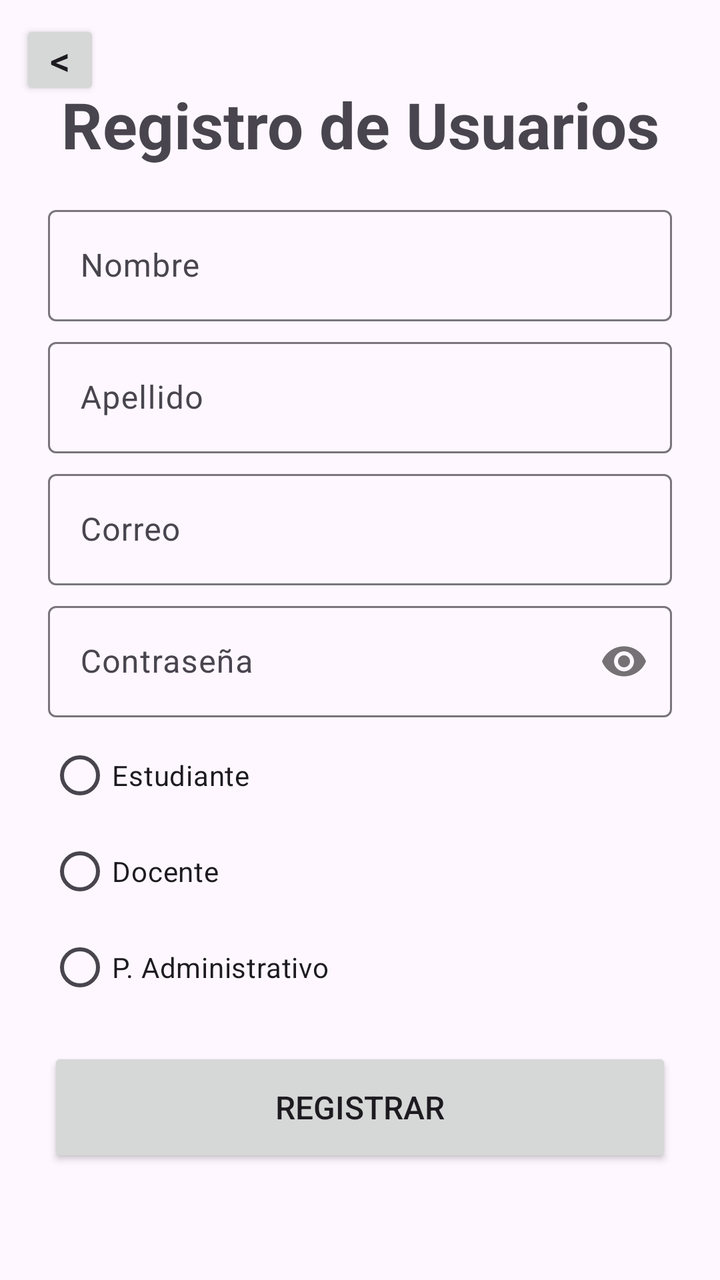
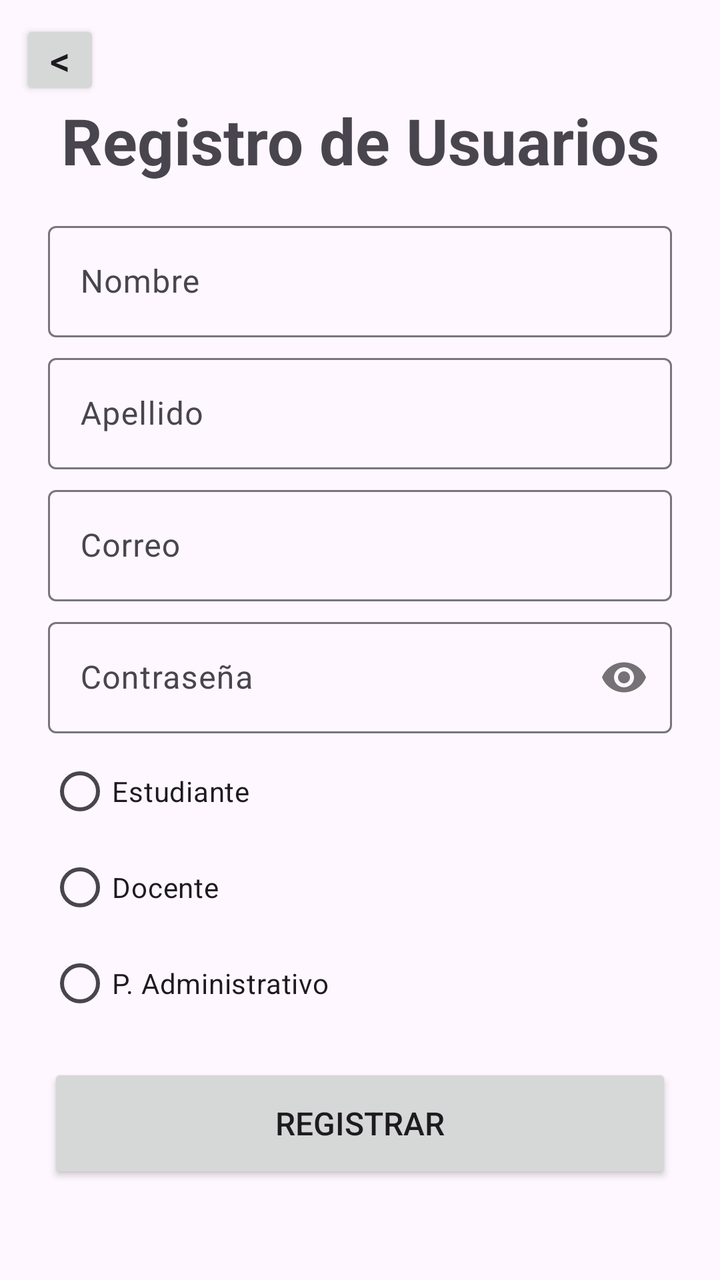

Screens rendered from an Android XML layout before and after an edit, with the pre-edit source and the edit as a unified diff.
<!-- AndroidManifest.xml: application theme Theme.CesarYJuanClaudio -->
<!-- res/layout/activity_register.xml -->
<?xml version="1.0" encoding="utf-8"?>
<androidx.constraintlayout.widget.ConstraintLayout xmlns:android="http://schemas.android.com/apk/res/android"
    xmlns:app="http://schemas.android.com/apk/res-auto"
    xmlns:tools="http://schemas.android.com/tools"
    android:id="@+id/main"
    android:layout_width="match_parent"
    android:layout_height="match_parent"
    tools:context=".view.RegisterActivity">

    <Button
        android:id="@+id/btn_retroceder"
        android:layout_width="40dp"
        android:layout_height="40dp"
        android:text="@string/retroceder"
        android:textSize="20sp"
        android:padding="0dp"
        android:insetTop="0dp"
        android:insetBottom="0dp"
        android:minWidth="0dp"
        android:minHeight="0dp"
        android:gravity="center"
        app:cornerRadius="24dp"
        app:layout_constraintStart_toStartOf="parent"
        app:layout_constraintTop_toTopOf="parent"
        android:layout_marginTop="10dp"
        android:layout_marginStart="10dp"/>

    <TextView
        android:id="@+id/tv_titulo"
        android:layout_width="wrap_content"
        android:layout_height="wrap_content"

        android:text="Registro de Usuarios"

        android:layout_marginBottom="16dp"

        app:layout_constraintEnd_toEndOf="parent"
        app:layout_constraintStart_toStartOf="parent"

        android:textSize="32sp"
        android:textStyle="bold"

        app:layout_constraintTop_toTopOf="parent"
        app:layout_constraintBottom_toTopOf="@+id/til_nombre"
        app:layout_constraintVertical_chainStyle="packed"
        />

    <com.google.android.material.textfield.TextInputLayout
        android:id="@+id/til_nombre"

        app:layout_constraintEnd_toEndOf="parent"
        app:layout_constraintStart_toStartOf="parent"

        android:visibility="visible"

        android:layout_width="match_parent"
        android:layout_height="wrap_content"

        android:layout_marginHorizontal="24dp"

        android:layout_marginBottom="5dp"

        app:layout_constraintTop_toBottomOf="@+id/tv_titulo"
        app:layout_constraintBottom_toTopOf="@+id/til_apellido"
        >

        <com.google.android.material.textfield.TextInputEditText
            android:id="@+id/et_nombre"
            android:layout_width="match_parent"
            android:layout_height="wrap_content"

            android:hint="Nombre"

            android:inputType="text"
            />
    </com.google.android.material.textfield.TextInputLayout>

    <com.google.android.material.textfield.TextInputLayout
        android:id="@+id/til_apellido"

        app:layout_constraintEnd_toEndOf="parent"
        app:layout_constraintStart_toStartOf="parent"

        android:visibility="visible"

        android:layout_width="match_parent"
        android:layout_height="wrap_content"

        android:layout_marginBottom="5dp"

        android:layout_marginHorizontal="24dp"

        app:layout_constraintTop_toBottomOf="@+id/til_nombre"
        app:layout_constraintBottom_toTopOf="@+id/til_correo"
        >

        <com.google.android.material.textfield.TextInputEditText
            android:id="@+id/et_apellido"
            android:layout_width="match_parent"
            android:layout_height="wrap_content"

            android:hint="Apellido"

            android:inputType="text"
            />
    </com.google.android.material.textfield.TextInputLayout>

    <com.google.android.material.textfield.TextInputLayout
        android:id="@+id/til_correo"

        app:layout_constraintEnd_toEndOf="parent"
        app:layout_constraintStart_toStartOf="parent"

        android:visibility="visible"

        android:layout_marginBottom="5dp"

        android:layout_width="match_parent"
        android:layout_height="wrap_content"

        android:layout_marginHorizontal="24dp"

        app:layout_constraintTop_toBottomOf="@+id/til_apellido"
        app:layout_constraintBottom_toTopOf="@+id/til_contrasena"
        >

        <com.google.android.material.textfield.TextInputEditText
            android:id="@+id/et_correo"
            android:layout_width="match_parent"
            android:layout_height="wrap_content"

            android:hint="Correo"

            android:inputType="textEmailAddress"
            />
    </com.google.android.material.textfield.TextInputLayout>

    <com.google.android.material.textfield.TextInputLayout
        android:id="@+id/til_contrasena"

        app:layout_constraintEnd_toEndOf="parent"
        app:layout_constraintStart_toStartOf="parent"

        android:visibility="visible"

        android:layout_marginBottom="5dp"

        android:layout_width="match_parent"
        android:layout_height="wrap_content"

        android:layout_marginHorizontal="24dp"

        app:passwordToggleEnabled="true"

        app:layout_constraintTop_toBottomOf="@+id/til_correo"
        app:layout_constraintBottom_toTopOf="@+id/til_codigoEstudiante"
        >

        <com.google.android.material.textfield.TextInputEditText
            android:id="@+id/et_contrasena"

            android:layout_width="match_parent"
            android:layout_height="wrap_content"

            android:hint="Contraseña"

            android:inputType="textPassword"
            />
    </com.google.android.material.textfield.TextInputLayout>

    <com.google.android.material.textfield.TextInputLayout
        android:id="@+id/til_codigoEstudiante"

        app:layout_constraintEnd_toEndOf="parent"
        app:layout_constraintStart_toStartOf="parent"

        android:visibility="gone"

        android:layout_width="match_parent"
        android:layout_height="wrap_content"

        android:layout_marginBottom="5dp"

        android:layout_marginHorizontal="24dp"

        app:layout_constraintTop_toBottomOf="@+id/til_contrasena"
        app:layout_constraintBottom_toTopOf="@+id/til_carrera"
        >

        <com.google.android.material.textfield.TextInputEditText
            android:id="@+id/et_codigoEstudiante"
            android:layout_width="match_parent"
            android:layout_height="wrap_content"

            android:hint="Código Estudiante"

            android:inputType="text"
            />
    </com.google.android.material.textfield.TextInputLayout>

    <com.google.android.material.textfield.TextInputLayout
        android:id="@+id/til_carrera"

        app:layout_constraintEnd_toEndOf="parent"
        app:layout_constraintStart_toStartOf="parent"

        android:visibility="gone"

        android:layout_width="match_parent"
        android:layout_height="wrap_content"

        android:layout_marginHorizontal="24dp"

        app:layout_constraintTop_toBottomOf="@+id/til_codigoEstudiante"
        app:layout_constraintBottom_toTopOf="@+id/til_codigoDocente"
        >

        <com.google.android.material.textfield.TextInputEditText
            android:id="@+id/et_carrera"
            android:layout_width="match_parent"
            android:layout_height="wrap_content"

            android:hint="Carrera"

            android:inputType="text"
            />
    </com.google.android.material.textfield.TextInputLayout>

    <com.google.android.material.textfield.TextInputLayout
        android:id="@+id/til_codigoDocente"
        app:layout_constraintEnd_toEndOf="parent"
        app:layout_constraintStart_toStartOf="parent"

        android:visibility="gone"

        android:layout_width="match_parent"
        android:layout_height="wrap_content"

        android:layout_marginBottom="5dp"

        android:layout_marginHorizontal="24dp"

        app:layout_constraintTop_toBottomOf="@+id/til_carrera"
        app:layout_constraintBottom_toTopOf="@+id/til_facultad"
        >

        <com.google.android.material.textfield.TextInputEditText
            android:id="@+id/et_codigoDocente"
            android:layout_width="match_parent"
            android:layout_height="wrap_content"

            android:hint="Código Docente"

            android:inputType="text"
            />
    </com.google.android.material.textfield.TextInputLayout>

    <com.google.android.material.textfield.TextInputLayout
        android:id="@+id/til_facultad"

        app:layout_constraintEnd_toEndOf="parent"
        app:layout_constraintStart_toStartOf="parent"

        android:visibility="gone"

        android:layout_width="match_parent"
        android:layout_height="wrap_content"

        android:layout_marginHorizontal="24dp"

        app:layout_constraintTop_toBottomOf="@+id/til_codigoDocente"
        app:layout_constraintBottom_toTopOf="@+id/til_codigoPersonal"
        >

        <com.google.android.material.textfield.TextInputEditText
            android:id="@+id/et_facultad"
            android:layout_width="match_parent"
            android:layout_height="wrap_content"

            android:hint="Facultad"

            android:inputType="text"
            />
    </com.google.android.material.textfield.TextInputLayout>

    <com.google.android.material.textfield.TextInputLayout
        android:id="@+id/til_codigoPersonal"
        app:layout_constraintEnd_toEndOf="parent"
        app:layout_constraintStart_toStartOf="parent"

        android:visibility="gone"

        android:layout_width="match_parent"
        android:layout_height="wrap_content"

        android:layout_marginBottom="5dp"

        android:layout_marginHorizontal="24dp"

        app:layout_constraintTop_toBottomOf="@+id/til_facultad"
        app:layout_constraintBottom_toTopOf="@+id/til_area"
        >

        <com.google.android.material.textfield.TextInputEditText
            android:id="@+id/et_codigoPersonal"
            android:layout_width="match_parent"
            android:layout_height="wrap_content"

            android:hint="Código Personal"

            android:inputType="text"
            />
    </com.google.android.material.textfield.TextInputLayout>

    <com.google.android.material.textfield.TextInputLayout
        android:id="@+id/til_area"
        app:layout_constraintEnd_toEndOf="parent"
        app:layout_constraintStart_toStartOf="parent"

        android:visibility="gone"

        android:layout_width="match_parent"
        android:layout_height="wrap_content"

        android:layout_marginHorizontal="24dp"

        app:layout_constraintTop_toBottomOf="@+id/til_codigoPersonal"
        app:layout_constraintBottom_toTopOf="@+id/rg_usuario"
        >

        <com.google.android.material.textfield.TextInputEditText
            android:id="@+id/et_area"
            android:layout_width="match_parent"
            android:layout_height="wrap_content"

            android:hint="Área"

            android:inputType="text"
            />
    </com.google.android.material.textfield.TextInputLayout>

    <RadioGroup
        android:id="@+id/rg_usuario"
        android:layout_width="match_parent"
        android:layout_height="wrap_content"
        android:layout_marginHorizontal="24dp"
        app:layout_constraintStart_toStartOf="parent"
        app:layout_constraintEnd_toEndOf="parent"
        app:layout_constraintTop_toBottomOf="@+id/til_area"
        app:layout_constraintBottom_toTopOf="@+id/btn_bloquear">

        <RadioButton
            android:id="@+id/rb_estudiante"
            android:layout_width="wrap_content"
            android:layout_height="wrap_content"
            android:text="Estudiante" />

        <RadioButton
            android:id="@+id/rb_docente"
            android:layout_width="wrap_content"
            android:layout_height="wrap_content"
            android:text="Docente" />

        <RadioButton
            android:id="@+id/rb_pAdministrativo"
            android:layout_width="wrap_content"
            android:layout_height="wrap_content"
            android:text="P. Administrativo" />
    </RadioGroup>

    <Button
        android:id="@+id/btn_bloquear"
        android:layout_width="0dp"
        android:layout_height="60dp"
        android:layout_marginHorizontal="24dp"
        android:layout_marginTop="16dp"
        android:text="Bloquear"
        android:textSize="16sp"
        android:textStyle="normal"
        android:visibility="gone"
        app:layout_constraintTop_toBottomOf="@+id/rg_usuario"
        app:layout_constraintBottom_toTopOf="@+id/btn_registrar"
        app:layout_constraintStart_toStartOf="parent"
        app:layout_constraintEnd_toEndOf="parent" />

    <Button
        android:id="@+id/btn_activar"
        android:layout_width="0dp"
        android:layout_height="60dp"
        android:layout_marginHorizontal="24dp"
        android:layout_marginTop="16dp"
        android:text="Activar"
        android:textSize="16sp"
        android:textStyle="normal"
        android:visibility="gone"
        app:layout_constraintTop_toBottomOf="@+id/rg_usuario"
        app:layout_constraintBottom_toTopOf="@+id/btn_registrar"
        app:layout_constraintStart_toStartOf="parent"
        app:layout_constraintEnd_toEndOf="parent" />

    <Button
        android:id="@+id/btn_registrar"
        android:layout_width="0dp"
        android:layout_height="60dp"
        android:layout_marginHorizontal="24dp"
        android:layout_marginTop="8dp"
        android:layout_marginBottom="16dp"
        android:text="Registrar"
        android:textSize="16sp"
        android:textStyle="normal"
        app:layout_goneMarginTop="16dp"
        app:layout_constraintTop_toBottomOf="@+id/btn_bloquear"
        app:layout_constraintBottom_toBottomOf="parent"
        app:layout_constraintStart_toStartOf="parent"
        app:layout_constraintEnd_toEndOf="parent" />

</androidx.constraintlayout.widget.ConstraintLayout>
<!-- resources referenced by this layout -->
<resources>
  <string name="retroceder">&lt;</string>
  <style name="Theme.CesarYJuanClaudio" parent="Base.Theme.CesarYJuanClaudio" />
  <style name="Base.Theme.CesarYJuanClaudio" parent="Theme.Material3.DayNight.NoActionBar">
          
          
      </style>
</resources>

<!-- the commit's change to res/layout/activity_register.xml (unified diff, before → after) -->
@@ -347,7 +347,7 @@
         app:layout_constraintStart_toStartOf="parent"
         app:layout_constraintEnd_toEndOf="parent"
         app:layout_constraintTop_toBottomOf="@+id/til_area"
-        app:layout_constraintBottom_toTopOf="@+id/btn_bloquear">
+        app:layout_constraintBottom_toTopOf="@+id/btn_estado">
 
         <RadioButton
             android:id="@+id/rb_estudiante"
@@ -369,26 +369,10 @@
     </RadioGroup>
 
     <Button
-        android:id="@+id/btn_bloquear"
+        android:id="@+id/btn_estado"
         android:layout_width="0dp"
         android:layout_height="60dp"
         android:layout_marginHorizontal="24dp"
-        android:layout_marginTop="16dp"
-        android:text="Bloquear"
-        android:textSize="16sp"
-        android:textStyle="normal"
-        android:visibility="gone"
-        app:layout_constraintTop_toBottomOf="@+id/rg_usuario"
-        app:layout_constraintBottom_toTopOf="@+id/btn_registrar"
-        app:layout_constraintStart_toStartOf="parent"
-        app:layout_constraintEnd_toEndOf="parent" />
-
-    <Button
-        android:id="@+id/btn_activar"
-        android:layout_width="0dp"
-        android:layout_height="60dp"
-        android:layout_marginHorizontal="24dp"
-        android:layout_marginTop="16dp"
         android:text="Activar"
         android:textSize="16sp"
         android:textStyle="normal"
@@ -403,14 +387,13 @@
         android:layout_width="0dp"
         android:layout_height="60dp"
         android:layout_marginHorizontal="24dp"
-        android:layout_marginTop="8dp"
-        android:layout_marginBottom="16dp"
         android:text="Registrar"
         android:textSize="16sp"
         android:textStyle="normal"
         app:layout_goneMarginTop="16dp"
-        app:layout_constraintTop_toBottomOf="@+id/btn_bloquear"
+        app:layout_constraintTop_toBottomOf="@+id/btn_estado"
         app:layout_constraintBottom_toBottomOf="parent"
+
         app:layout_constraintStart_toStartOf="parent"
         app:layout_constraintEnd_toEndOf="parent" />
 
